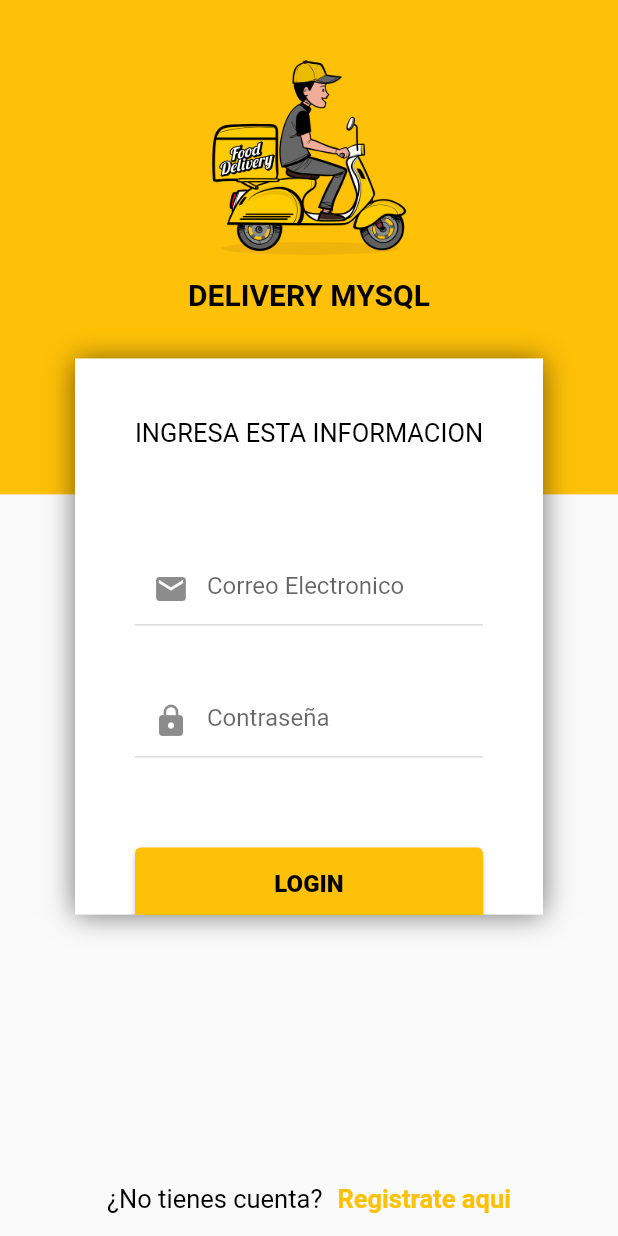
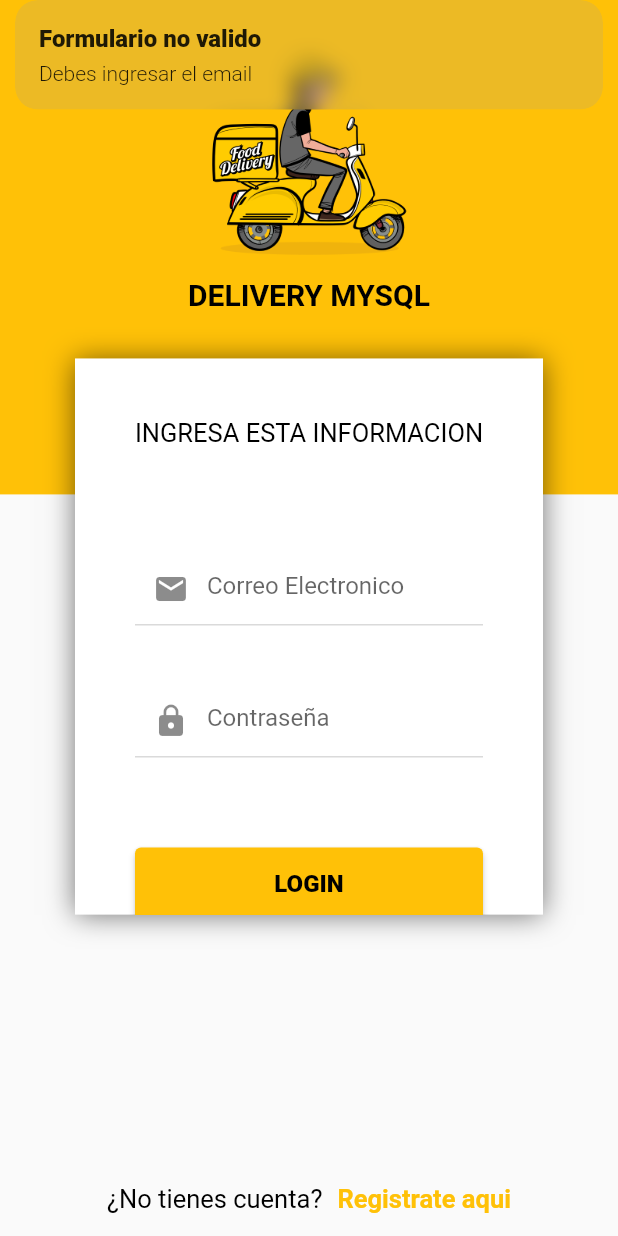
Before and after one commit to WalterNickSuelArroyo/flutter_app_delivery, a Flutter app: the screen it shows after launch, after a tap on "LOGIN", on a phone screen of 412 x 824 dp. Run offline on Flutter 3.47's test engine with Material 2 defaults, Android fonts, the phone set to English and light mode, and no system bars; our stand-ins replace get.

Commit message:
pantalla de registro y trabajando y validando formularios

```diff
--- a/lib/main.dart
+++ b/lib/main.dart
@@ -1,5 +1,6 @@
 import 'package:flutter/material.dart';
 import 'package:flutter_app_delivery/src/pages/login/login_page.dart';
+import 'package:flutter_app_delivery/src/pages/register/register_page.dart';
 import 'package:get/get.dart';
 
 void main() {
@@ -28,7 +29,8 @@ class _MyAppState extends State<MyApp> {
       debugShowCheckedModeBanner: false,
       initialRoute: '/',
       getPages: [
-        GetPage(name: '/', page: () => const LoginPage(),)
+        GetPage(name: '/', page: () => LoginPage(),),
+        GetPage(name: '/register', page: () => RegisterPage(),),
       ],
       theme: ThemeData(
         primaryColor: Colors.amber,
--- /dev/null
+++ b/lib/src/pages/login/login_controller.dart
@@ -0,0 +1,38 @@
+import 'package:flutter/material.dart';
+import 'package:get/get.dart';
+
+class LoginController extends GetxController {
+  TextEditingController emailController = TextEditingController();
+  TextEditingController passwordController = TextEditingController();
+  void goToRegisterPage() {
+    Get.toNamed('/register');
+  }
+  void login() {
+    String email = emailController.text.trim();
+    String password = passwordController.text.trim();
+
+    print('Email: ${email}');
+    print('Password: ${password}');
+
+    if (isValidForm(email, password)) {
+      Get.snackbar('Formulario valido', 'Estas listo para enviar la peticion');
+    }
+
+  }
+  bool isValidForm(String email, String password) {
+
+      if (email.isEmpty) {
+        Get.snackbar('Formulario no valido', 'Debes ingresar el email');
+        return false;
+      }
+      if (!GetUtils.isEmail(email)) {
+        Get.snackbar('Formulario no valido', 'El email no es valido');
+        return false;
+      }
+      if (password.isEmpty) {
+        Get.snackbar('Formulario no valido', 'Debes ingresar la contraseña');
+        return false;
+      }
+      return true;
+    }
+}
--- a/lib/src/pages/login/login_page.dart
+++ b/lib/src/pages/login/login_page.dart
@@ -1,8 +1,13 @@
+// ignore_for_file: must_be_immutable
+
 import 'package:flutter/material.dart';
+import 'package:flutter_app_delivery/src/pages/login/login_controller.dart';
+import 'package:get/get.dart';
 
 class LoginPage extends StatelessWidget {
-  const LoginPage({super.key});
+  LoginController con = Get.put(LoginController());
 
+  LoginPage({super.key});
   @override
   Widget build(BuildContext context) {
     return Scaffold(
@@ -72,9 +77,10 @@ class LoginPage extends StatelessWidget {
   Widget _textFieldEmail() {
     return Container(
       margin: const EdgeInsets.symmetric(horizontal: 40, vertical: 20),
-      child: const TextField(
+      child: TextField(
+        controller: con.emailController,
         keyboardType: TextInputType.emailAddress,
-        decoration: InputDecoration(
+        decoration: const InputDecoration(
           hintText: 'Correo Electronico',
           prefixIcon: Icon(Icons.email)
         ),
@@ -85,10 +91,11 @@ class LoginPage extends StatelessWidget {
   Widget _textFieldPassword() {
     return Container(
       margin: const EdgeInsets.symmetric(horizontal: 40, vertical: 20),
-      child: const TextField(
+      child: TextField(
+        controller: con.passwordController,
         keyboardType: TextInputType.text,
         obscureText: true,
-        decoration: InputDecoration(
+        decoration: const InputDecoration(
           hintText: 'Contraseña',
           prefixIcon: Icon(Icons.lock)
         ),
@@ -102,7 +109,7 @@ class LoginPage extends StatelessWidget {
       margin: const EdgeInsets.symmetric(horizontal: 40, vertical: 40),
       child: ElevatedButton(
         onPressed: () {
-
+          con.login();
         },
         style: ElevatedButton.styleFrom(
             padding:const EdgeInsets.symmetric(vertical: 15)
@@ -133,23 +140,26 @@ class LoginPage extends StatelessWidget {
   }
 
   Widget _textDontHaveAccount() {
-    return const Row(
+    return Row(
       mainAxisAlignment: MainAxisAlignment.center,
       children: [
-        Text(
+        const Text(
           '¿No tienes cuenta?',
           style: TextStyle(
             color: Colors.black,
             fontSize: 17
           ),
           ),
-        SizedBox(width: 10,),
-        Text(
+        const SizedBox(width: 10,),
+        GestureDetector(
+          onTap: () => con.goToRegisterPage(),
+          child: const Text(
             'Registrate aqui',
             style: TextStyle(
               color: Colors.amber,
               fontWeight: FontWeight.bold,
               fontSize: 17
+            ),
             ),
         ),
       ],
--- /dev/null
+++ b/lib/src/pages/register/register_controller.dart
@@ -0,0 +1,64 @@
+import 'package:flutter/material.dart';
+import 'package:get/get.dart';
+
+class RegisterController extends GetxController {
+  TextEditingController emailController = TextEditingController();
+  TextEditingController nameController = TextEditingController();
+  TextEditingController lastNameController = TextEditingController();
+  TextEditingController phoneController = TextEditingController();
+  TextEditingController passwordController = TextEditingController();
+  TextEditingController confirmPasswordController = TextEditingController();
+
+  void register() {
+    String email = emailController.text.trim();
+    String name = nameController.text;
+    String lastName = lastNameController.text;
+    String phone = phoneController.text.trim();
+    String password = passwordController.text.trim();
+    String confirmPassword = confirmPasswordController.text.trim();
+
+    print('Email: ${email}');
+    print('Password: ${password}');
+
+    if (isValidForm(email, name, lastName, phone, password, confirmPassword)) {
+      Get.snackbar('Formulario valido', 'Estas listo para enviar la peticion');
+    }
+
+  }
+  bool isValidForm(String email, String name, String lastName, String phone, String password, String confirmPassword) {
+
+      if (email.isEmpty) {
+        Get.snackbar('Formulario no valido', 'Debes ingresar el email');
+        return false;
+      }
+      if (!GetUtils.isEmail(email)) {
+        Get.snackbar('Formulario no valido', 'El email no es valido');
+        return false;
+      }
+      if (name.isEmpty) {
+        Get.snackbar('Formulario no valido', 'Debes ingresar tu nombre');
+        return false;
+      }
+      if (lastName.isEmpty) {
+        Get.snackbar('Formulario no valido', 'Debes ingresar tu apellido');
+        return false;
+      }
+      if (phone.isEmpty) {
+        Get.snackbar('Formulario no valido', 'Debes ingresar tu telefono');
+        return false;
+      }
+      if (password.isEmpty) {
+        Get.snackbar('Formulario no valido', 'Debes ingresar la contraseña');
+        return false;
+      }
+      if (confirmPassword.isEmpty) {
+        Get.snackbar('Formulario no valido', 'Debes confirmar la contraseña');
+        return false;
+      }
+      if (password != confirmPassword) {
+        Get.snackbar('Formulario no valido', 'Las contraseñas no coinciden');
+        return false;
+      }
+      return true;
+    }
+}
```
Also changed, not shown: lib/src/pages/register/register_page.dart (added, +218 -0 lines), assets/img/user_profile.png (added). Lines whose indentation alone changed are shown as unchanged.
